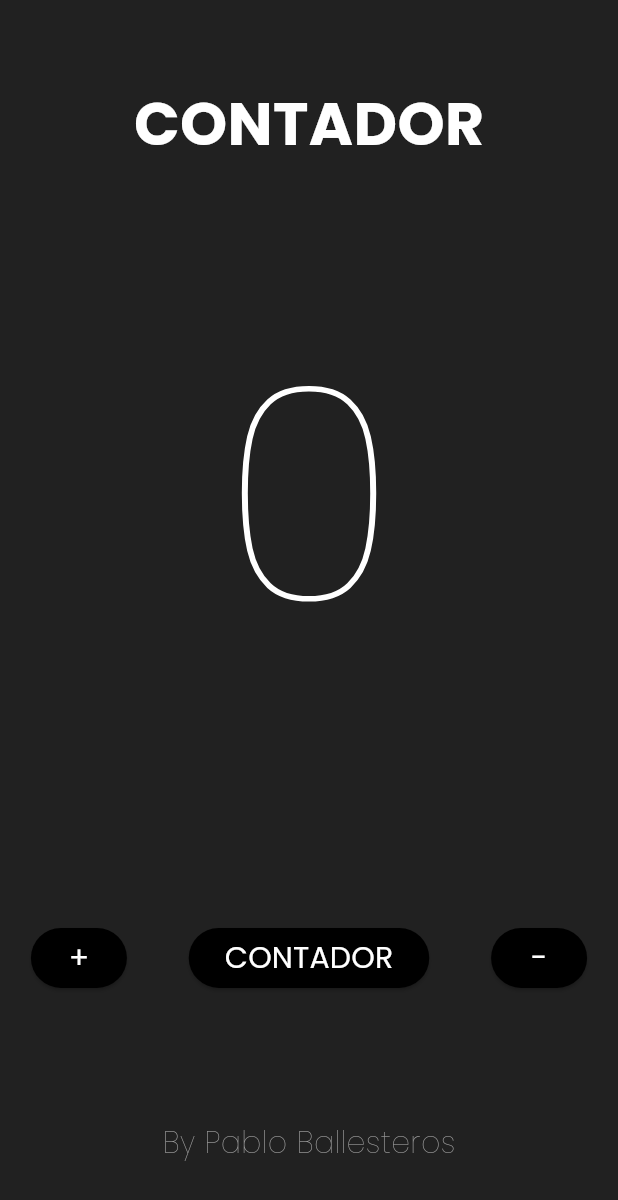
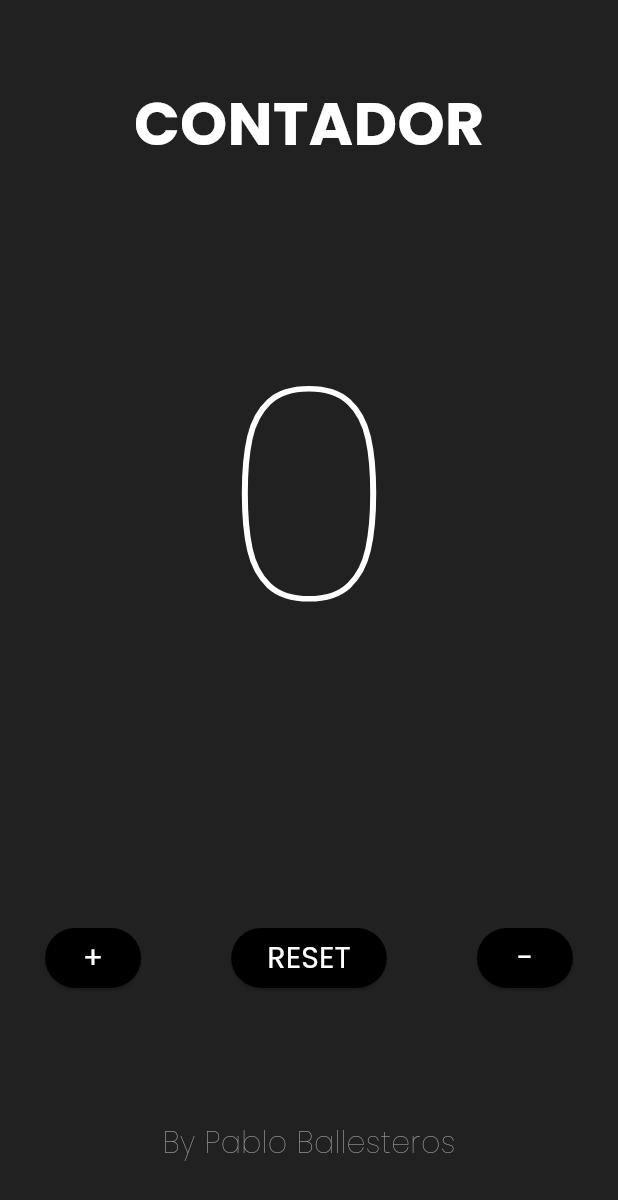
Before and after one commit to BallesterosDEV/BallesterosLaraA02, a Flutter app: the screen it shows after launch, on a phone screen of 412 x 824 dp. Shown: the top 1200 px of the screen. Run offline on Flutter 3.47's test engine with Material 3 defaults, Android fonts, the phone set to English and light mode, and no system bars.

Commit message:
Commit para actualizar al ejercicio 3

```diff
--- a/lib/main.dart
+++ b/lib/main.dart
@@ -1,3 +1,4 @@
+import 'package:ballesteroslaraa02/widgets/btn_contador.dart';
 import 'package:flutter/material.dart';
 
 void main() {
@@ -10,7 +11,42 @@ class MyApp extends StatelessWidget {
   @override
   Widget build(BuildContext context) {
     return MaterialApp(
-      home: Scaffold(
+      home: ContadorApp(),
+    );
+  }
+}
+
+class ContadorApp extends StatefulWidget {
+  @override
+  _ContadorAppState createState() => _ContadorAppState();
+}
+
+class _ContadorAppState extends State<ContadorApp> {
+  int contador = 0;
+
+  void incrementarContador() {
+    setState(() {
+      contador++;
+    });
+  }
+
+  void resetearContador() {
+    setState(() {
+      contador = 0;
+    });
+  }
+
+  void decrementarContador() {
+    setState(() {
+      if (contador > 0) {
+        contador--;
+      }
+    });
+  }
+
+  @override
+  Widget build(BuildContext context) {
+    return Scaffold(
       backgroundColor: Colors.grey[900],
       body: Center(
         child: Column(
@@ -34,7 +70,7 @@ class MyApp extends StatelessWidget {
               height: MediaQuery.of(context).size.height * 0.5,
               alignment: Alignment.center,
               child: Text(
-                  "0",
+                "$contador",
                 style: TextStyle(
                   fontSize: 200.0,
                   fontFamily: "Poppins",
@@ -49,53 +85,23 @@ class MyApp extends StatelessWidget {
               child: Row(
                 mainAxisAlignment: MainAxisAlignment.spaceAround,
                 children: [
-                    ElevatedButton(
+                  BotonContador(
+                    label: "+",
                     onPressed: () {
-
+                      incrementarContador();
                     },
-                      style: ElevatedButton.styleFrom(
-                        primary: Colors.black,
                   ),
-                      child: Text(
-                        "+",
-                        style: TextStyle(
-                          fontSize: 20.0,
-                          fontFamily: "Poppins",
-                          color: Colors.white,
+                  BotonContador(
+                    label: "RESET",
+                    onPressed: () {
+                      resetearContador();
+                    },
                   ),
-                      ),
-                    ),
-                    ElevatedButton(
+                  BotonContador(
+                    label: "-",
                     onPressed: () {
-
+                      decrementarContador();
                     },
-                      style: ElevatedButton.styleFrom(
-                        primary: Colors.black,
-                      ),
-                      child: Text(
-                        "CONTADOR",
-                        style: TextStyle(
-                          fontSize: 20.0,
-                          fontFamily: "Poppins",
-                          color: Colors.white,
-                        ),
-                      ),
-                    ),
-                    ElevatedButton(
-                      onPressed: () {
-
-                      },
-                      style: ElevatedButton.styleFrom(
-                        primary: Colors.black,
-                      ),
-                      child: Text(
-                        "-",
-                        style: TextStyle(
-                          fontSize: 20.0,
-                          fontFamily: "Poppins",
-                          color: Colors.white,
-                        ),
-                      ),
                   ),
                 ],
               ),
@@ -116,7 +122,6 @@ class MyApp extends StatelessWidget {
           ],
         ),
       ),
-      ),
     );
   }
 }
--- /dev/null
+++ b/lib/widgets/btn_contador.dart
@@ -0,0 +1,30 @@
+import 'package:flutter/material.dart';
+
+class BotonContador extends StatelessWidget {
+  final String label;
+  final VoidCallback onPressed;
+
+  const BotonContador({
+    Key? key,
+    required this.label,
+    required this.onPressed,
+  }) : super(key: key);
+
+  @override
+  Widget build(BuildContext context) {
+    return ElevatedButton(
+      onPressed: onPressed,
+      style: ElevatedButton.styleFrom(
+        primary: Colors.black,
+      ),
+      child: Text(
+        label,
+        style: TextStyle(
+          fontSize: 20.0,
+          fontFamily: "Poppins",
+          color: Colors.white,
+        ),
+      ),
+    );
+  }
+}
```
Lines whose indentation alone changed are shown as unchanged.
